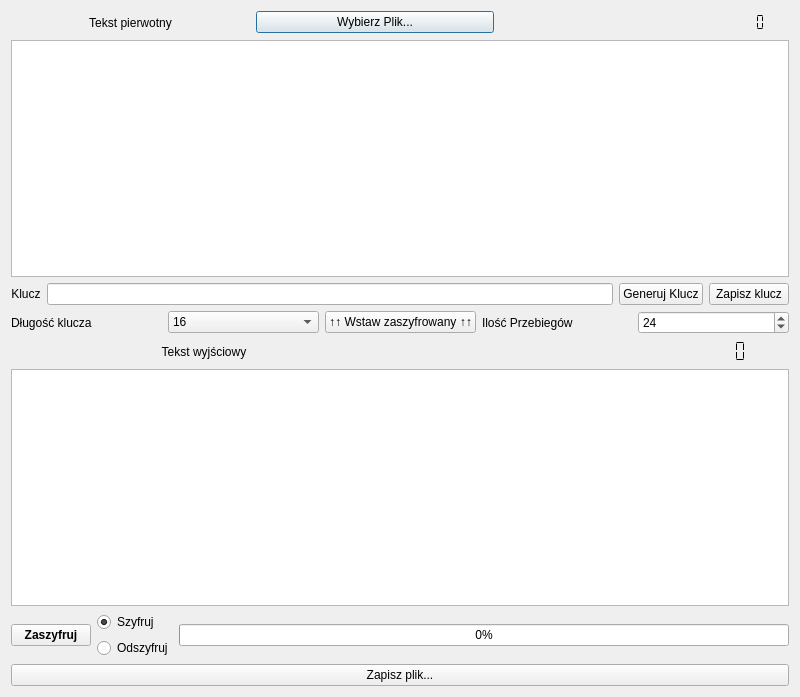
This is start.ui in pkrolkgp/funkcja_Feistela_PyQt5 as Qt 5 draws it before an edit. The edited form follows.
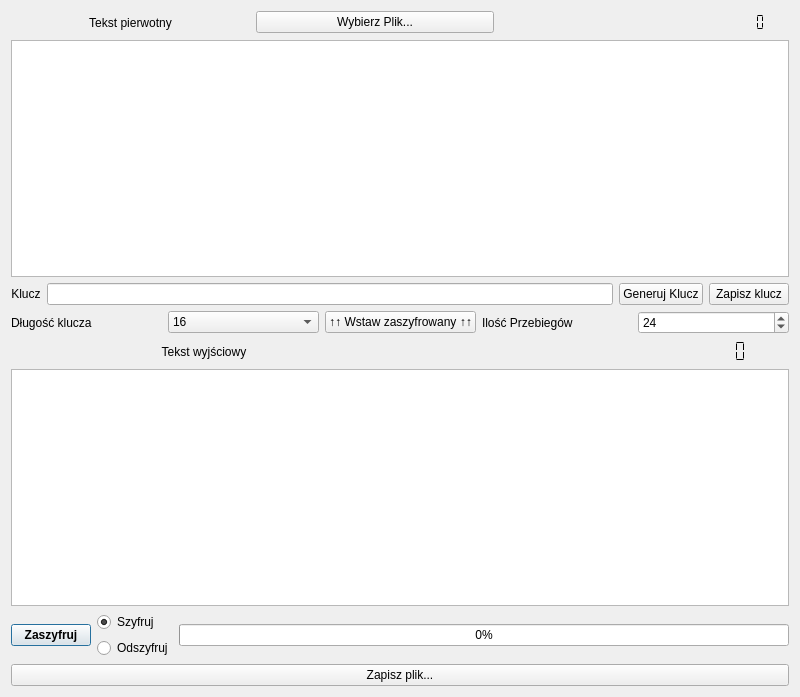
This is the edited form. Icons and pictures are not drawn.

Patch:
```diff
--- a/start.ui
+++ b/start.ui
@@ -55,6 +55,9 @@
          <property name="text">
           <string>Wybierz Plik...</string>
          </property>
+         <property name="autoDefault">
+          <bool>false</bool>
+         </property>
         </widget>
        </item>
        <item>
@@ -293,6 +296,9 @@
          <property name="text">
           <string>Zaszyfruj</string>
          </property>
+         <property name="default">
+          <bool>true</bool>
+         </property>
         </widget>
        </item>
        <item>
```
Left out of the diff: 11 changed lines with no effect on the pictures.
